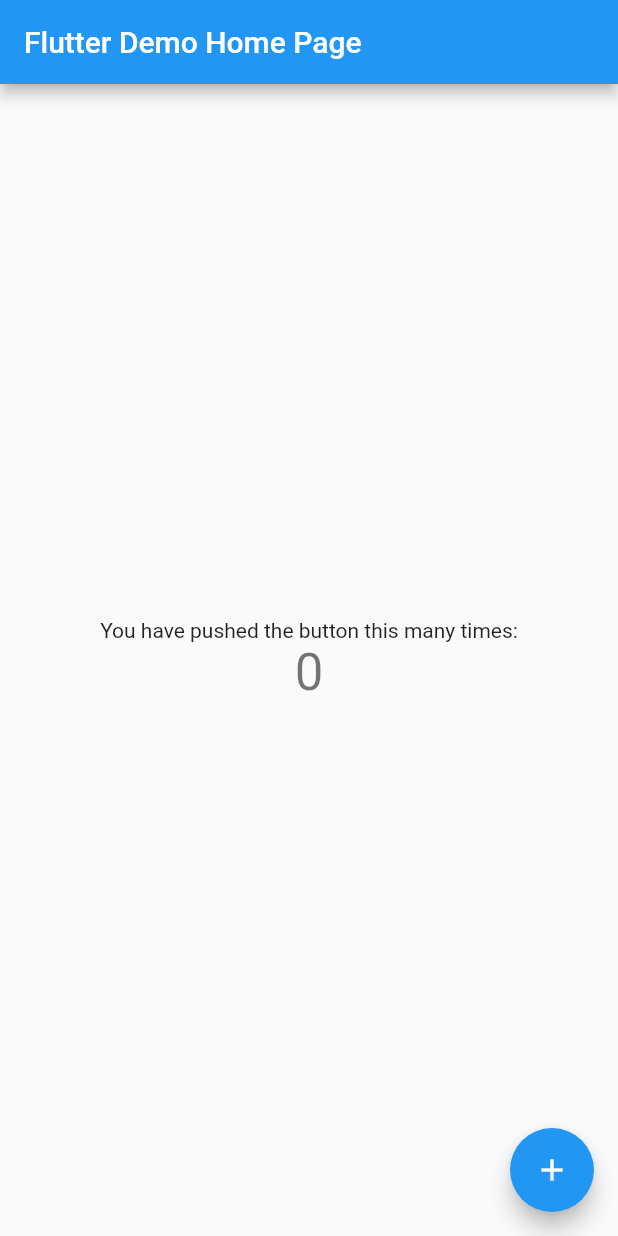
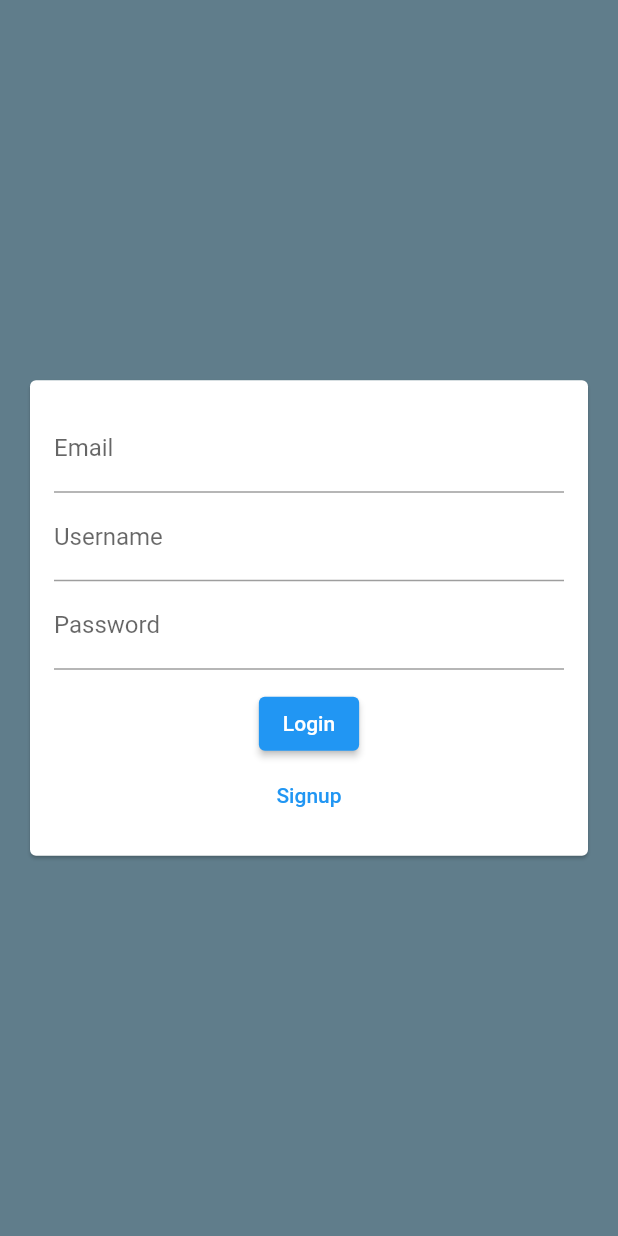
Before and after one commit to Ashikur37/flutter-firebase-live-chat, a Flutter app: the screen it shows after launch, on a phone screen of 412 x 824 dp. Run offline on Flutter 3.47's test engine with Material 2 defaults, Android fonts, the phone set to English and light mode, and no system bars; our stand-ins replace cloud_firestore, firebase_core; accounts and stored records are empty.

Commit message:
basic auth setup

```diff
--- a/lib/main.dart
+++ b/lib/main.dart
@@ -1,6 +1,11 @@
 import 'package:flutter/material.dart';
+import 'package:go/screen/auth_screen.dart';
+import 'package:go/screen/chat_screen.dart';
+import 'package:firebase_core/firebase_core.dart';
 
-void main() {
+Future main() async {
+  WidgetsFlutterBinding.ensureInitialized();
+  await Firebase.initializeApp();
   runApp(const MyApp());
 }
 
@@ -23,93 +28,9 @@ class MyApp extends StatelessWidget {
         // Notice that the counter didn't reset back to zero; the application
         // is not restarted.
         primarySwatch: Colors.blue,
+        backgroundColor: Colors.blueGrey,
       ),
-      home: const MyHomePage(title: 'Flutter Demo Home Page'),
+      home: const AuthScreen(),
     );
   }
 }
-
-class MyHomePage extends StatefulWidget {
-  const MyHomePage({Key? key, required this.title}) : super(key: key);
-
-  // This widget is the home page of your application. It is stateful, meaning
-  // that it has a State object (defined below) that contains fields that affect
-  // how it looks.
-
-  // This class is the configuration for the state. It holds the values (in this
-  // case the title) provided by the parent (in this case the App widget) and
-  // used by the build method of the State. Fields in a Widget subclass are
-  // always marked "final".
-
-  final String title;
-
-  @override
-  State<MyHomePage> createState() => _MyHomePageState();
-}
-
-class _MyHomePageState extends State<MyHomePage> {
-  int _counter = 0;
-
-  void _incrementCounter() {
-    setState(() {
-      // This call to setState tells the Flutter framework that something has
-      // changed in this State, which causes it to rerun the build method below
-      // so that the display can reflect the updated values. If we changed
-      // _counter without calling setState(), then the build method would not be
-      // called again, and so nothing would appear to happen.
-      _counter++;
-    });
-  }
-
-  @override
-  Widget build(BuildContext context) {
-    // This method is rerun every time setState is called, for instance as done
-    // by the _incrementCounter method above.
-    //
-    // The Flutter framework has been optimized to make rerunning build methods
-    // fast, so that you can just rebuild anything that needs updating rather
-    // than having to individually change instances of widgets.
-    return Scaffold(
-      appBar: AppBar(
-        // Here we take the value from the MyHomePage object that was created by
-        // the App.build method, and use it to set our appbar title.
-        title: Text(widget.title),
-      ),
-      body: Center(
-        // Center is a layout widget. It takes a single child and positions it
-        // in the middle of the parent.
-        child: Column(
-          // Column is also a layout widget. It takes a list of children and
-          // arranges them vertically. By default, it sizes itself to fit its
-          // children horizontally, and tries to be as tall as its parent.
-          //
-          // Invoke "debug painting" (press "p" in the console, choose the
-          // "Toggle Debug Paint" action from the Flutter Inspector in Android
-          // Studio, or the "Toggle Debug Paint" command in Visual Studio Code)
-          // to see the wireframe for each widget.
-          //
-          // Column has various properties to control how it sizes itself and
-          // how it positions its children. Here we use mainAxisAlignment to
-          // center the children vertically; the main axis here is the vertical
-          // axis because Columns are vertical (the cross axis would be
-          // horizontal).
-          mainAxisAlignment: MainAxisAlignment.center,
-          children: <Widget>[
-            const Text(
-              'You have pushed the button this many times:',
-            ),
-            Text(
-              '$_counter',
-              style: Theme.of(context).textTheme.headline4,
-            ),
-          ],
-        ),
-      ),
-      floatingActionButton: FloatingActionButton(
-        onPressed: _incrementCounter,
-        tooltip: 'Increment',
-        child: const Icon(Icons.add),
-      ), // This trailing comma makes auto-formatting nicer for build methods.
-    );
-  }
-}
--- /dev/null
+++ b/lib/screen/auth_screen.dart
@@ -0,0 +1,19 @@
+import 'package:flutter/material.dart';
+import 'package:go/widgets/auth_form.dart';
+
+class AuthScreen extends StatefulWidget {
+  const AuthScreen({Key? key}) : super(key: key);
+
+  @override
+  _AuthScreenState createState() => _AuthScreenState();
+}
+
+class _AuthScreenState extends State<AuthScreen> {
+  @override
+  Widget build(BuildContext context) {
+    return const Scaffold(
+      backgroundColor: Colors.blueGrey,
+      body: AuthForm(),
+    );
+  }
+}
--- /dev/null
+++ b/lib/widgets/auth_form.dart
@@ -0,0 +1,79 @@
+import 'package:flutter/material.dart';
+
+class AuthForm extends StatefulWidget {
+  const AuthForm({Key? key}) : super(key: key);
+
+  @override
+  _AuthFormState createState() => _AuthFormState();
+}
+
+class _AuthFormState extends State<AuthForm> {
+  final _formKey = GlobalKey<FormState>();
+  String _email = "";
+  String _username = "";
+  String _password = "";
+  void _trySubmit() {
+    if (_formKey.currentState!.validate()) {
+      FocusScope.of(context).unfocus();
+    }
+  }
+
+  @override
+  Widget build(BuildContext context) {
+    return Center(
+        child: Card(
+      margin: const EdgeInsets.all(20),
+      child: SingleChildScrollView(
+        child: Padding(
+          padding: const EdgeInsets.all(16),
+          child: Form(
+              key: _formKey,
+              child: Column(
+                mainAxisSize: MainAxisSize.min,
+                children: [
+                  TextFormField(
+                    key: const ValueKey("email"),
+                    validator: (val) {
+                      if (val!.isEmpty) {
+                        return 'Please enter some text';
+                      }
+                      return null;
+                    },
+                    onChanged: (val) {
+                      _email = val;
+                    },
+                    keyboardType: TextInputType.emailAddress,
+                    decoration: const InputDecoration(labelText: 'Email'),
+                  ),
+                  TextFormField(
+                    key: const ValueKey("username"),
+                    decoration: const InputDecoration(labelText: 'Username'),
+                    onChanged: (val) {
+                      _username = val;
+                    },
+                  ),
+                  TextFormField(
+                    decoration: const InputDecoration(labelText: 'Password'),
+                    onChanged: (val) {
+                      _password = val;
+                    },
+                    obscureText: true,
+                  ),
+                  const SizedBox(
+                    height: 12,
+                  ),
+                  ElevatedButton(
+                    onPressed: () {},
+                    child: const Text("Login"),
+                  ),
+                  TextButton(
+                    onPressed: _trySubmit,
+                    child: const Text("Signup"),
+                  ),
+                ],
+              )),
+        ),
+      ),
+    ));
+  }
+}
--- a/pubspec.yaml
+++ b/pubspec.yaml
@@ -34,6 +34,7 @@ dependencies:
   # The following adds the Cupertino Icons font to your application.
   # Use with the CupertinoIcons class for iOS style icons.
   cupertino_icons: ^1.0.2
+  cloud_firestore: ^3.1.6
 
 dev_dependencies:
   flutter_test:
```
Also changed, not shown: lib/screen/chat_screen.dart (added, +38 -0 lines), pubspec.lock, 6 other files.
